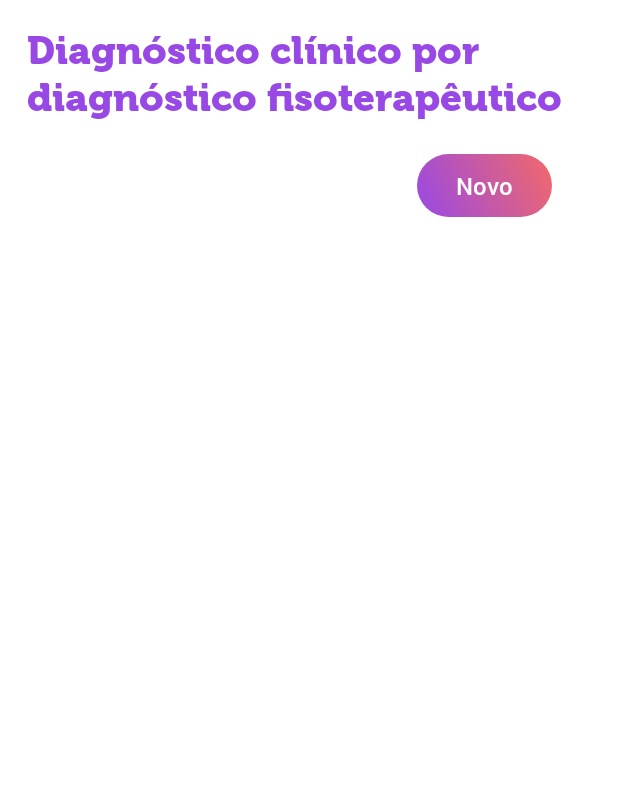
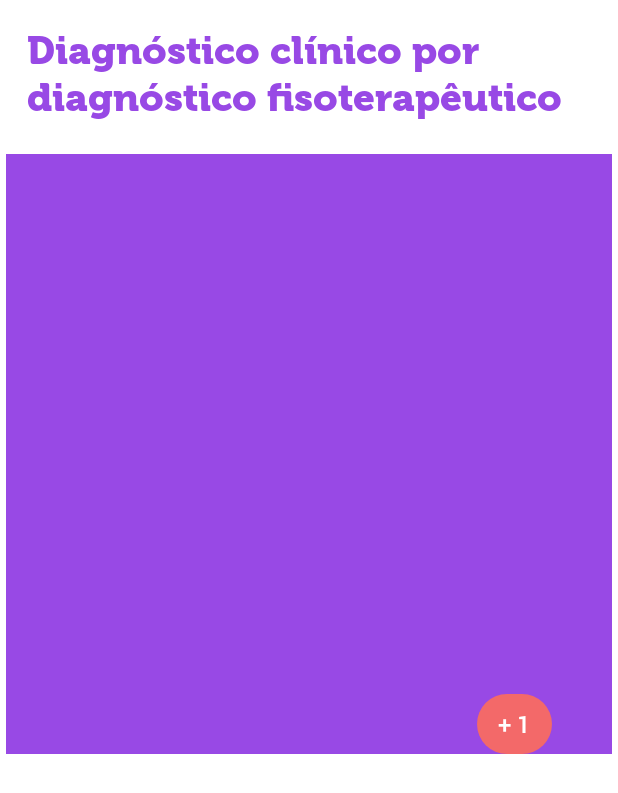
Before and after one commit to jvictororiz/FisioApp, an Android app: the layout user_register_sintomas_fragment.xml on its own in the app's theme, with its tools: preview values and no code run, on a phone screen of 412 x 824 dp. Shown: the top 793 px of the screen. Run offline under Robolectric (Android 15) with nearby library versions, the phone set to English and light mode, and no system bars.

Commit message:
finalizando

```diff
--- a/app/src/main/AndroidManifest.xml
+++ b/app/src/main/AndroidManifest.xml
@@ -22,8 +22,8 @@
         <activity android:name=".ui.activity.RegisterClientActivity" />
         <activity android:name=".ui.activity.ProfileActivity" />
         <activity
-            android:name=".ui.activity.SplashActivity"
-            android:theme="@style/StyleLogin">
+            android:name=".ui.activity.AdminHomeActivity"
+            android:theme="@style/StyleLogged">
             <intent-filter>
                 <action android:name="android.intent.action.MAIN" />
                 <action android:name="android.intent.action.VIEW" />
@@ -32,7 +32,7 @@
         </activity>
         <activity android:name=".ui.activity.LoginActivity" />
         <activity
-            android:name=".ui.activity.AdminHomeActivity"
+            android:name=".ui.activity.SplashActivity"
             android:theme="@style/StyleLogged" />
         <activity
             android:theme="@style/StyleLogged"
--- a/app/src/main/java/br/com/fisioapp/ui/activity/LoginActivity.kt
+++ b/app/src/main/java/br/com/fisioapp/ui/activity/LoginActivity.kt
@@ -8,6 +8,8 @@ import br.com.fisioapp.data.entities.remote.response.User
 import br.com.fisioapp.ui.base.BaseActivity
 import br.com.fisioapp.ui.fragment.login.LoginFragment
 import br.com.fisioapp.ui.fragment.login.RegisterUserPersonalDataFragment
+
+
 class LoginActivity : BaseActivity() {
 
     private val loginFragment by lazy {
@@ -26,6 +28,10 @@ class LoginActivity : BaseActivity() {
 
     fun selectTypeFragment(type: Int) {
         when (type) {
+            MODE_LOGIN ->{
+                replace(loginFragment, false)
+            }
+
             MODE_REGISTER -> {
                 replace(registerFragment, false)
             }
--- /dev/null
+++ b/app/src/main/res/drawable/ic_close.xml
@@ -0,0 +1,5 @@
+<vector android:height="24dp" android:tint="#FFFFFF"
+    android:viewportHeight="24.0" android:viewportWidth="24.0"
+    android:width="24dp" xmlns:android="http://schemas.android.com/apk/res/android">
+    <path android:fillColor="#FF000000" android:pathData="M19,6.41L17.59,5 12,10.59 6.41,5 5,6.41 10.59,12 5,17.59 6.41,19 12,13.41 17.59,19 19,17.59 13.41,12z"/>
+</vector>
--- /dev/null
+++ b/app/src/main/res/drawable/shape_button_circle_final.xml
@@ -0,0 +1,6 @@
+<?xml version="1.0" encoding="utf-8"?>
+<shape xmlns:android="http://schemas.android.com/apk/res/android">
+
+    <corners android:radius="360dp" />
+    <solid android:color="@color/background_gradient_final" />
+</shape>
--- a/app/src/main/res/layout/user_register_sintomas_fragment.xml
+++ b/app/src/main/res/layout/user_register_sintomas_fragment.xml
@@ -1,37 +1,49 @@
 <?xml version="1.0" encoding="utf-8"?>
 
-<LinearLayout android:layout_width="match_parent"
+<androidx.constraintlayout.widget.ConstraintLayout xmlns:android="http://schemas.android.com/apk/res/android"
+    xmlns:app="http://schemas.android.com/apk/res-auto"
+    xmlns:tools="http://schemas.android.com/tools"
+    android:layout_width="match_parent"
     android:layout_height="match_parent"
-    android:padding="4dp"
     android:orientation="vertical"
-    xmlns:android="http://schemas.android.com/apk/res/android"
-    xmlns:app="http://schemas.android.com/apk/res-auto"
-    xmlns:tools="http://schemas.android.com/tools">
+    android:padding="4dp">
 
     <TextView
         android:id="@+id/label"
-            android:padding="14dp"
         android:layout_width="wrap_content"
         android:layout_height="wrap_content"
+        android:fontFamily="@font/museo900_regular"
+        android:padding="14dp"
         android:text="@string/register_step_two"
+        android:textColor="@color/colorPrimary"
         android:textSize="26sp"
-            android:fontFamily="@font/museo900_regular"
-            android:textColor="@color/colorPrimary" />
+        app:layout_constraintLeft_toLeftOf="parent"
+        app:layout_constraintTop_toTopOf="parent" />
 
     <br.com.fisioapp.ui.components.WrapContentViewPager
         android:id="@+id/view_pager"
         android:layout_width="match_parent"
+        android:layout_height="wrap_content"
+        tools:layout_height="400dp"
+        tools:background="@color/colorPrimary"
         android:layout_marginTop="8dp"
-            android:layout_height="wrap_content"
+        app:layout_constraintTop_toBottomOf="@+id/label"
         tools:listitem="@layout/fragment_diagnostico" />
 
-        <Button
+    <TextView
         android:id="@+id/btn_new"
+        android:layout_width="50dp"
+        android:gravity="center"
+        android:layout_height="40dp"
+        android:textColor="@color/white"
+        android:background="@drawable/shape_button_circle_final"
         android:layout_gravity="end"
-            android:text="@string/novo"
-            android:layout_width="90dp"
+        android:layout_marginTop="4dp"
         android:layout_marginEnd="40dp"
-            android:layout_height="wrap_content"/>
+        android:textSize="16sp"
+        android:text="@string/mais_um"
+        app:layout_constraintBottom_toBottomOf="@+id/view_pager"
+        app:layout_constraintRight_toRightOf="parent" />
 
 
-</LinearLayout>
+</androidx.constraintlayout.widget.ConstraintLayout>
--- a/app/src/main/res/values/colors.xml
+++ b/app/src/main/res/values/colors.xml
@@ -7,6 +7,7 @@
     <color name="background_gradient_final">#f36969</color>
     <color name="white">#fff</color>
     <color name="colorLetter">#9C9292</color>
+    <color name="colorLetterDark">#555050</color>
     <color name="gray_low">#289849E5</color>
     <color name="random_example">#944545</color>
     <color name="random_example2">#4B2C6B</color>
--- a/app/src/main/res/values/strings.xml
+++ b/app/src/main/res/values/strings.xml
@@ -37,6 +37,7 @@
     <string name="diagnostico_fisioterapeutico">Diagnóstico Fisioterapeutico</string>
     <string name="novo">Novo</string>
     <string name="exemplo_a16_1">Exemplo: A16.1</string>
+    <string name="mais_um">+ 1</string>
 
     <string-array name="colors">
         <item>#9849e5</item>
```
Also changed, not shown: app/src/main/java/br/com/fisioapp/ui/fragment/login/RegisterUserSintomasFragment.kt (+30 -25 lines), app/src/main/res/drawable/shape_search.xml (added, +14 -0 lines), app/src/main/res/layout/fragment_diagnostico.xml (+70 -43 lines). Lines whose indentation alone changed are shown as unchanged.
